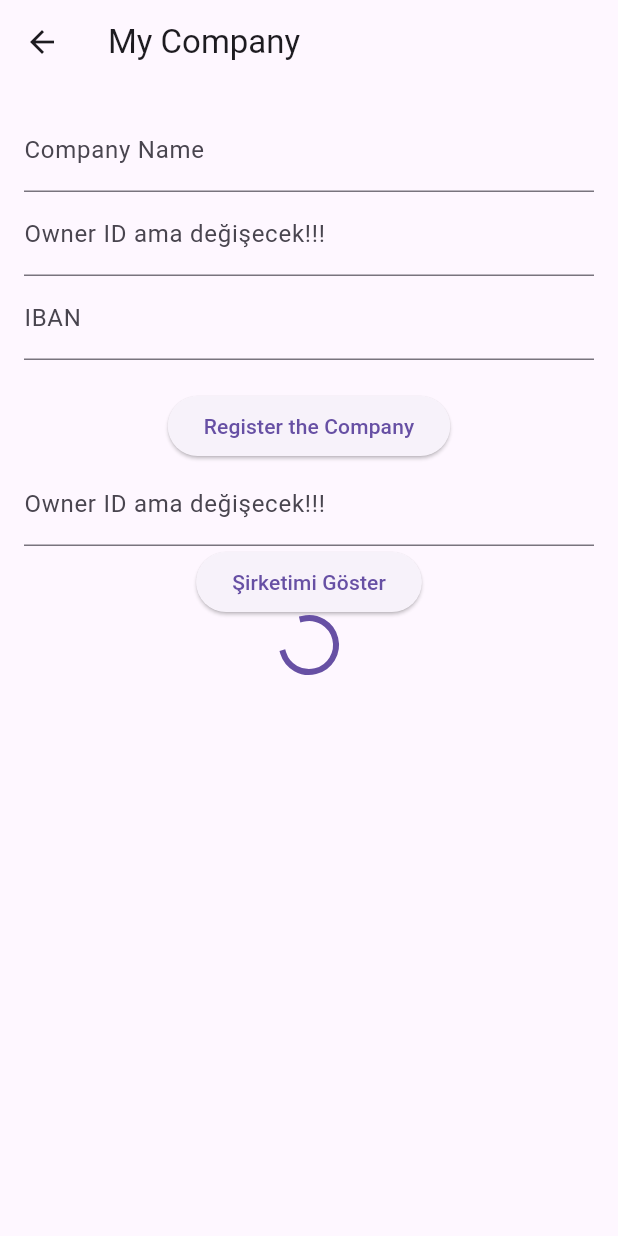
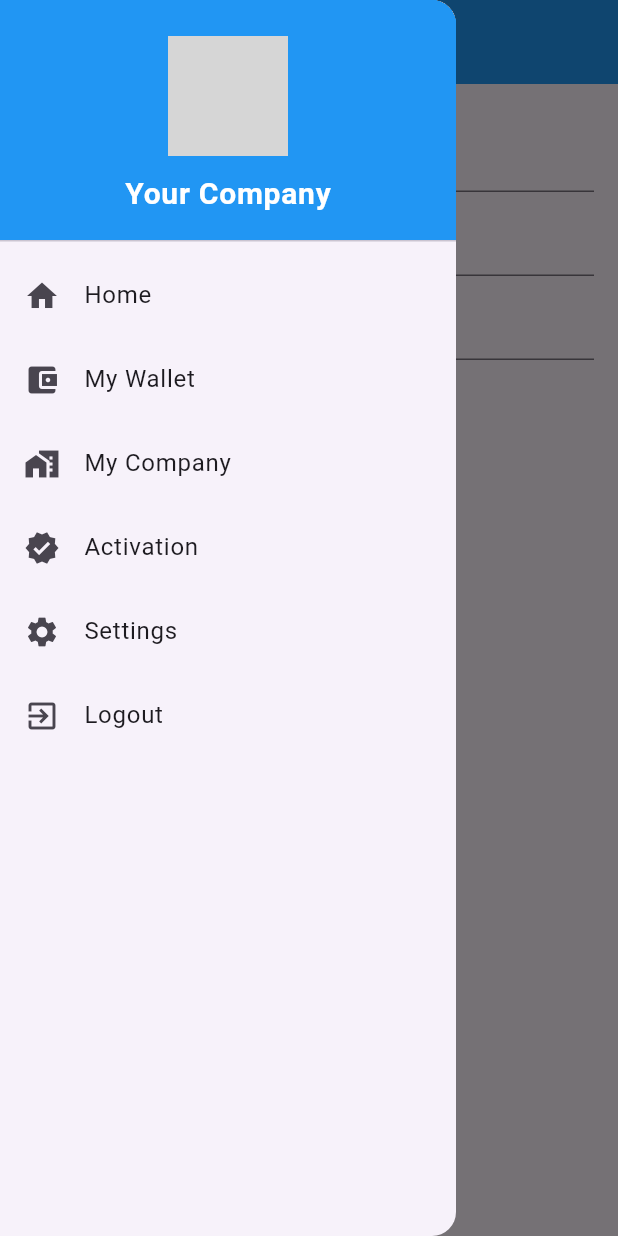
Before and after one commit to omerbsagir/flutter-sanalpos, a Flutter app: the MyCompanyScreen screen opened by its route, with the side drawer open (before the commit the screen has no drawer), on a phone screen of 412 x 824 dp. Run offline on Flutter 3.47's test engine with Material 3 defaults, Android fonts, the phone set to English and light mode, and no system bars; our stand-ins replace flutter_secure_storage; accounts and stored records are empty; network calls fail; grey boxes are pictures that could not be loaded.

Commit message:
MyCompany screen güncellendi

```diff
--- a/lib/views/mycompany_view/mycompany_screen.dart
+++ b/lib/views/mycompany_view/mycompany_screen.dart
@@ -1,29 +1,44 @@
 import 'package:flutter/material.dart';
-import 'package:flutterprojects/data/remote/response/api_response.dart';
 import 'package:provider/provider.dart';
+import '../../data/remote/response/api_response.dart';
 import '/viewmodels/company_and_activation_viewmodel.dart';
+import 'package:flutterprojects/views/widgets/custom_scaffold.dart'; // CustomScaffold'ı import edin
 
+class MyCompanyScreen extends StatefulWidget {
+  @override
+  _MyCompanyScreenState createState() => _MyCompanyScreenState();
+}
 
-class MyCompanyScreen extends StatelessWidget {
+class _MyCompanyScreenState extends State<MyCompanyScreen> {
   final TextEditingController nameController = TextEditingController();
-  final TextEditingController ownerIdController = TextEditingController(); // şimdilik
+  final TextEditingController ownerIdController = TextEditingController();
   final TextEditingController ibanController = TextEditingController();
+  final TextEditingController ownerId2Controller = TextEditingController();
 
-  final TextEditingController ownerId2Controller = TextEditingController(); // şimdilik
+  @override
+  void initState() {
+    super.initState();
+    _loadCompanyData();
+  }
+
+  Future<void> _loadCompanyData() async {
+    final companyAndActivationViewModel = Provider.of<CompanyAndActivationViewModel>(context, listen: false);
+
+    //await companyAndActivationViewModel.getCompany('8066b334-af7c-48a0-87cf-fad57e5436ed');
+    await companyAndActivationViewModel.getCompany('deneme');
+  }
 
   @override
   Widget build(BuildContext context) {
-    final company_and_activationViewModel = Provider.of<CompanyAndActivationViewModel>(context);
+    final companyAndActivationViewModel = Provider.of<CompanyAndActivationViewModel>(context);
 
-    return Scaffold(
-      appBar: AppBar(
-          title: Text('My Company'),
-          automaticallyImplyLeading: true
-      ),
+    return CustomScaffold(
+      title: 'My Company',
       body: Padding(
         padding: EdgeInsets.all(16.0),
         child: Column(
           children: [
+            if (!companyAndActivationViewModel.isCompanyLoaded) ...[
               TextField(
                 controller: nameController,
                 decoration: InputDecoration(labelText: 'Company Name'),
@@ -39,10 +54,9 @@ class MyCompanyScreen extends StatelessWidget {
               SizedBox(height: 20),
               ElevatedButton(
                 onPressed: () async {
+                  await companyAndActivationViewModel.createCompany(nameController.text, ownerIdController.text, ibanController.text);
 
-                await company_and_activationViewModel.createCompany(nameController.text,ownerIdController.text,ibanController.text);
-
-                final response = company_and_activationViewModel.company_and_activationResponse;
+                  final response = companyAndActivationViewModel.company_and_activationResponse;
                   if (response.status == Status.COMPLETED) {
                     ScaffoldMessenger.of(context).showSnackBar(
                       SnackBar(content: Text('Şirket Kaydı başarılı')),
@@ -52,43 +66,63 @@ class MyCompanyScreen extends StatelessWidget {
                       SnackBar(content: Text(response.error ?? 'Şirket Kaydı başarısız!')),
                     );
                   }
-
                 },
                 child: Text('Register the Company'),
               ),
-            TextField(
-              controller: ownerId2Controller,
-              decoration: InputDecoration(labelText: 'Owner ID ama değişecek!!!'),
-            ),
-            ElevatedButton(
-              onPressed: () async {
-
-                await company_and_activationViewModel.getCompany(ownerId2Controller.text);
-
-              },
-              child: Text('Şirketimi Göster'),
-            ),
+            ] else ...[
               Consumer<CompanyAndActivationViewModel>(
                 builder: (context, viewModel, child) {
                   if (viewModel.company_and_activationResponse.status == Status.LOADING) {
                     return Center(child: CircularProgressIndicator());
                   } else if (viewModel.company_and_activationResponse.status == Status.COMPLETED) {
+                    final companyDetails = viewModel.companyDetails;
+
                     return Column(
                       crossAxisAlignment: CrossAxisAlignment.start,
                       children: [
-                      Text('Name: ${viewModel.companyDetails.isNotEmpty ? viewModel.companyDetails[0] : 'N/A'}'),
-                      Text('IBAN: ${viewModel.companyDetails.isNotEmpty ? viewModel.companyDetails[1] : 'N/A'}'),
-                      Text('Activation Status: ${viewModel.companyDetails.isNotEmpty ? viewModel.companyDetails[2] : 'N/A'}'),
+                        if (companyDetails.isNotEmpty) ...[
+                          _buildInfoCard('Name', companyDetails[0]),
+                          _buildInfoCard('IBAN', companyDetails[1]),
+                          _buildInfoCard('Activation Status', companyDetails[2].toString()),
+                        ] else ...[
+                          Text('No company details available.', style: TextStyle(color: Colors.grey)),
+                        ],
                       ],
                     );
                   } else {
-                  return Text('An error occurred.');
+                    return Center(
+                      child: Text(
+                        'An error occurred.',
+                        style: TextStyle(color: Colors.red, fontWeight: FontWeight.bold),
+                      ),
+                    );
                   }
                 },
               ),
+            ],
           ],
         ),
       ),
     );
   }
+
+  Widget _buildInfoCard(String title, String value) {
+    return Card(
+      margin: EdgeInsets.symmetric(vertical: 8.0),
+      elevation: 4.0,
+      child: Container(
+        padding: EdgeInsets.all(16.0),
+        child: Center(
+          child: Column(
+            mainAxisSize: MainAxisSize.min,
+            children: [
+              Text(title, style: TextStyle(fontSize: 14)),
+              SizedBox(height: 8.0),
+              Text(value, style: TextStyle(fontWeight: FontWeight.bold, fontSize: 20)),
+            ],
+          ),
+        ),
+      ),
+    );
   }
+}
--- /dev/null
+++ b/lib/views/widgets/custom_scaffold.dart
@@ -0,0 +1,96 @@
+import 'package:flutter/material.dart';
+
+class CustomScaffold extends StatelessWidget {
+  final String title;
+  final Widget body;
+
+  CustomScaffold({required this.title, required this.body});
+
+  @override
+  Widget build(BuildContext context) {
+    return Scaffold(
+      appBar: AppBar(
+        title: Text(title),
+        backgroundColor: Colors.blue, // AppBar rengi
+      ),
+      drawer: _buildDrawer(context),
+      body: body,
+    );
+  }
+
+  Drawer _buildDrawer(BuildContext context) {
+    return Drawer(
+      child: ListView(
+        padding: EdgeInsets.zero,
+        children: <Widget>[
+          DrawerHeader(
+            decoration: BoxDecoration(
+              color: Colors.blue, // Drawer başlık rengi
+            ),
+            child: Column(
+              mainAxisAlignment: MainAxisAlignment.center,
+              children: <Widget>[
+                CircleAvatar(
+                  radius: 40,
+                  backgroundImage: AssetImage('assets/profile.jpg'), // Profil resmi
+                ),
+                SizedBox(height: 10),
+                Text(
+                  'Your Company',
+                  style: TextStyle(
+                    color: Colors.white,
+                    fontSize: 20,
+                    fontWeight: FontWeight.bold,
+                  ),
+                ),
+              ],
+            ),
+          ),
+          ListTile(
+            leading: Icon(Icons.home),
+            title: Text('Home'),
+            onTap: () {
+              Navigator.pop(context); // Drawer'ı kapat
+            },
+          ),
+          ListTile(
+            leading: Icon(Icons.account_balance_wallet),
+            title: Text('My Wallet'),
+            onTap: () {
+              Navigator.pushNamed(context, '/settings'); // Ayarlar sayfasına git
+            },
+          ),
+          ListTile(
+            leading: Icon(Icons.home_work),
+            title: Text('My Company'),
+            onTap: () {
+              Navigator.pushNamed(context, '/mycompany'); // Şirket sayfasına git
+            },
+          ),
+          ListTile(
+            leading: Icon(Icons.verified),
+            title: Text('Activation'),
+            onTap: () {
+              Navigator.pushNamed(context, '/activation'); // Aktivasyon sayfasına git
+            },
+          ),
+          ListTile(
+            leading: Icon(Icons.settings),
+            title: Text('Settings'),
+            onTap: () {
+              Navigator.pushNamed(context, '/about'); // Hakkında sayfasına git
+            },
+          ),
+          ListTile(
+            leading: Icon(Icons.exit_to_app),
+            title: Text('Logout'),
+            onTap: () {
+              // Çıkış işlemleri
+              Navigator.pop(context); // Drawer'ı kapat
+            },
+          ),
+        ],
+      ),
+    );
+  }
+}
```
Also changed, not shown: lib/viewmodels/company_and_activation_viewmodel.dart (+13 -4 lines). Lines whose indentation alone changed are shown as unchanged.
